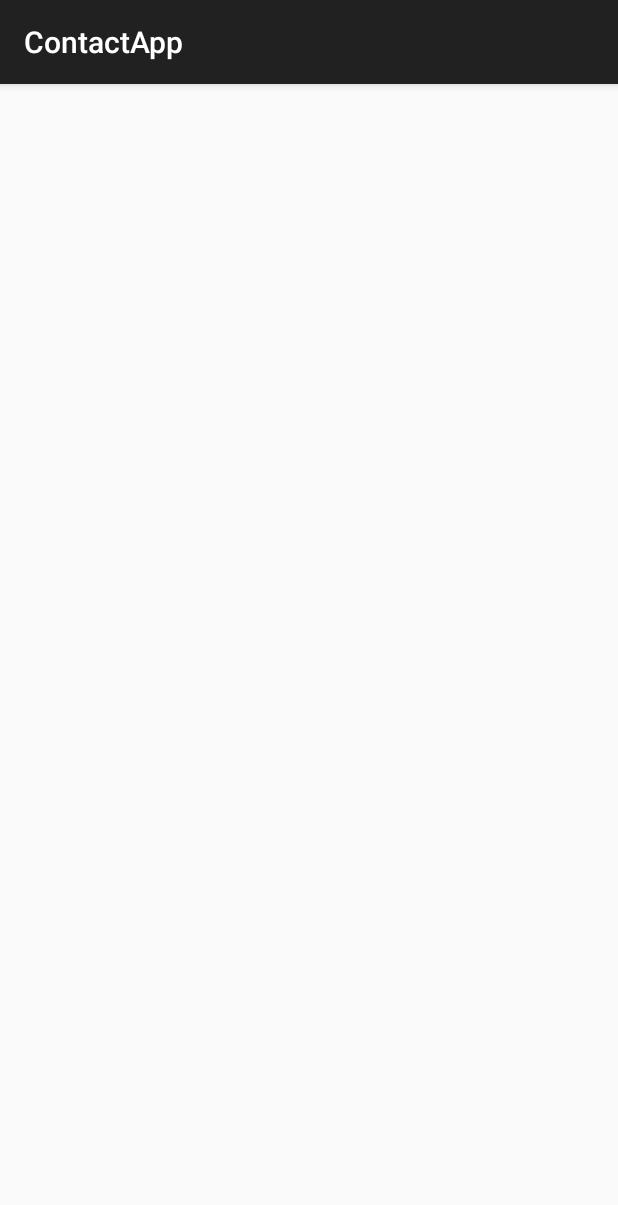
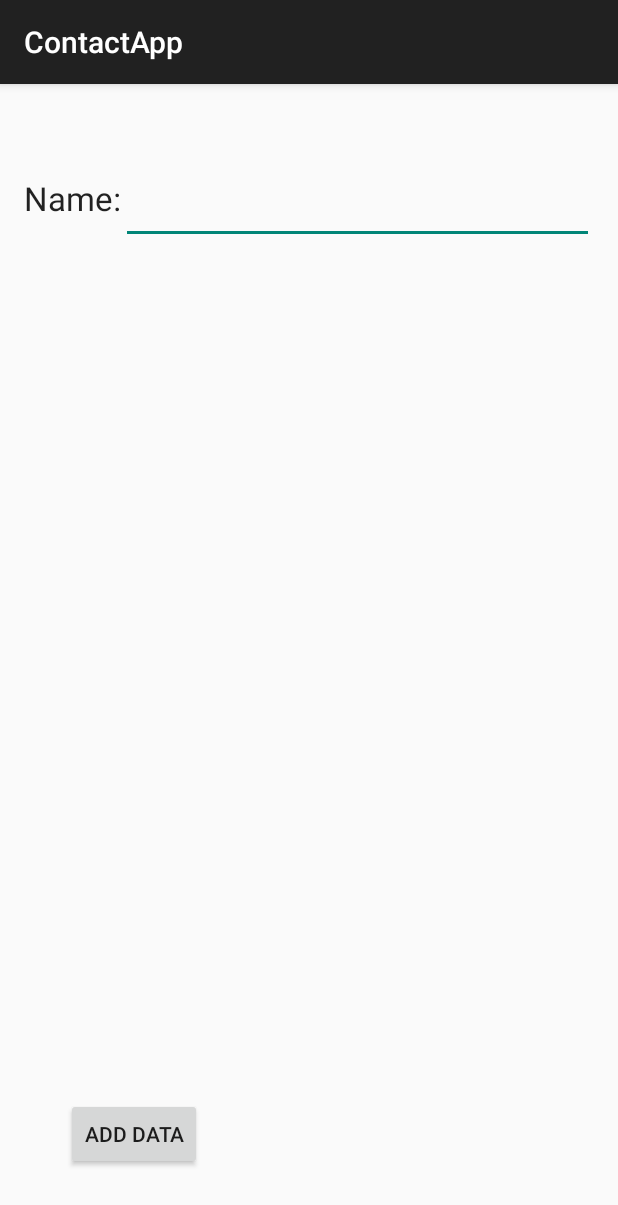
Before and after one commit to n3jacobson/MyContactAppP1_2017, an Android app: the screen it shows after launch (MainActivity), on a phone screen of 412 x 824 dp. Shown: the top 1205 px of the screen. Run offline under Robolectric (Android 15) with nearby library versions, the phone set to English and light mode, and no system bars.

Commit message:
Beginning to create buttons and apply the database

```diff
--- a/ContactApp/app/src/main/java/com/example/jacobsonn1604/contactapp/DataBaseHelper.java
+++ b/ContactApp/app/src/main/java/com/example/jacobsonn1604/contactapp/DataBaseHelper.java
@@ -15,17 +15,18 @@ public class DataBaseHelper extends SQLiteOpenHelper{
     public static final String COL_2 = "Name";
 
 
-    public DataBaseHelper(Context context, String name, SQLiteDatabase.CursorFactory factory, int version) {
+    public DataBaseHelper(Context context) {
         super(context, DATABASE_NAME, null, 1);
     }
 
     @Override
     public void onCreate(SQLiteDatabase db) {
-
+        db.execSQL("CREATE TABLE " + TABLE_NAME + " (ID INTEGER PRIMARY KEY AUTOINCREMENT, NAME TEXT)");
     }
 
     @Override
     public void onUpgrade(SQLiteDatabase db, int oldVersion, int newVersion) {
-
+        db.execSQL("DROP TABLE IF EXISTS " + TABLE_NAME);
+        onCreate(db);
     }
 }
--- a/ContactApp/app/src/main/java/com/example/jacobsonn1604/contactapp/MainActivity.java
+++ b/ContactApp/app/src/main/java/com/example/jacobsonn1604/contactapp/MainActivity.java
@@ -5,13 +5,21 @@ import android.os.Bundle;
 import android.support.v7.app.AppCompatActivity;
 import android.view.Menu;
 import android.view.MenuItem;
+import android.widget.Button;
+import android.widget.EditText;
 
 
 public class MainActivity extends AppCompatActivity{
+
+    DataBaseHelper myDb;
+    EditText editName;
+    Button btnAddData;
 
     @Override
     protected void onCreate(Bundle savedInstanceState) {
         super.onCreate(savedInstanceState);
         setContentView(R.layout.activity_main);
+
+        myDb = new DataBaseHelper(this);
     }
 }
--- a/ContactApp/app/src/main/res/layout/activity_main.xml
+++ b/ContactApp/app/src/main/res/layout/activity_main.xml
@@ -5,4 +5,37 @@
     android:paddingTop="@dimen/activity_vertical_margin"
     android:paddingBottom="@dimen/activity_vertical_margin" tools:context=".MainActivity">
 
+    <TextView
+        android:layout_width="wrap_content"
+        android:layout_height="wrap_content"
+        android:textAppearance="?android:attr/textAppearanceLarge"
+        android:text="Name:"
+        android:id="@+id/textView"
+        android:layout_alignTop="@+id/editText_name"
+        android:layout_alignParentLeft="true"
+        android:layout_alignParentStart="true" />
+
+    <EditText
+        android:layout_width="wrap_content"
+        android:layout_height="wrap_content"
+        android:id="@+id/editText_name"
+        android:layout_alignParentTop="true"
+        android:layout_alignParentRight="true"
+        android:layout_alignParentEnd="true"
+        android:layout_marginTop="45dp"
+        android:layout_toRightOf="@+id/textView"
+        android:layout_toEndOf="@+id/textView" />
+
+    <Button
+        android:layout_width="wrap_content"
+        android:layout_height="wrap_content"
+        android:text="Add Data"
+        android:id="@+id/button_add"
+        android:layout_marginLeft="28dp"
+        android:layout_marginStart="28dp"
+        android:layout_marginBottom="28dp"
+        android:layout_alignParentBottom="true"
+        android:layout_alignParentLeft="true"
+        android:layout_alignParentStart="true" />
+
 </RelativeLayout>
```
